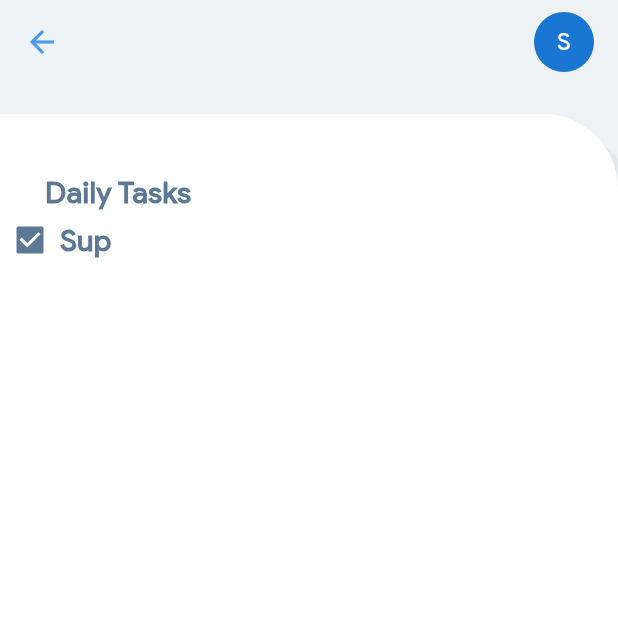
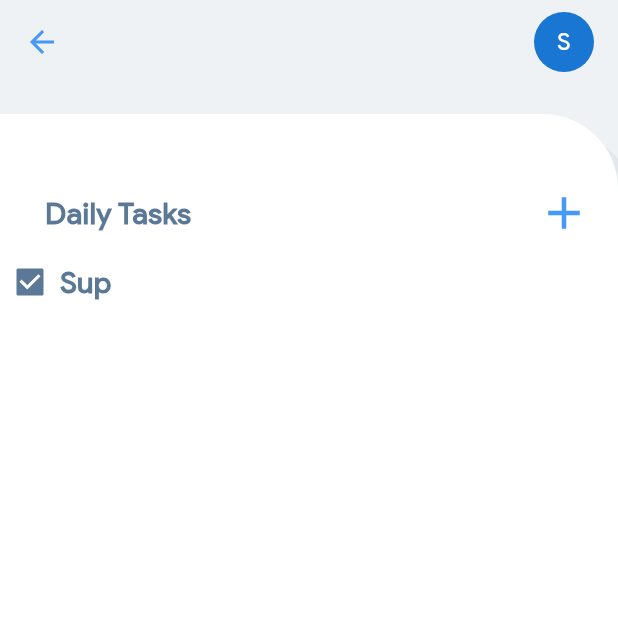
Before and after one commit to fluttertraining/todo, a Flutter app: the screen it shows after launch, after a tap on "Daily Tasks", on a phone screen of 412 x 824 dp, the top half of it. Run offline on Flutter 3.47's test engine with Material 2 defaults, Android fonts, the phone set to English and light mode, and no system bars; statements that could not run were skipped.

Commit message:
refactor code and add accent color

```diff
--- a/lib/main.dart
+++ b/lib/main.dart
@@ -39,8 +39,8 @@ class _MyHomePageState extends State<MyHomePage> {
   int start;
 
   final List<MyListItem> listItems = [
-    MyListItem(Colors.white, "Daily Tasks"),
-    MyListItem(deepBlue, "Tuesday Tasks"),
+    MyListItem(Colors.white, deepBlue, "Daily Tasks"),
+    MyListItem(deepBlue, Colors.white, "Tuesday Tasks"),
   ];
 
   initState() {
@@ -166,7 +166,9 @@ class _MyHomePageState extends State<MyHomePage> {
                   onTap: this.startTimer,
                   child: CustomPaint(
                     painter: ClockPainter(
-                        percentage: percentage, timeRemaining: timerString()),
+                      percentage: percentage,
+                      timeRemaining: timerString(),
+                    ),
                   ),
                 ),
               ),
@@ -188,6 +190,7 @@ class _MyHomePageState extends State<MyHomePage> {
                           context: context,
                           color: listItems[ndx].color,
                           title: listItems[ndx].text,
+                          accentColor: listItems[ndx].accentColor,
                           tag: 'TaskList$ndx',
                         ),
                   ),
@@ -202,18 +205,20 @@ class _MyHomePageState extends State<MyHomePage> {
 }
 
 class _TaskListCard extends StatelessWidget {
+  final BuildContext context;
+  final Color color;
+  final String title;
+  final String tag;
+  final Color accentColor;
+
   const _TaskListCard({
     Key key,
     @required this.context,
     @required this.color,
     @required this.title,
     @required this.tag,
+    @required this.accentColor,
   }) : super(key: key);
-
-  final BuildContext context;
-  final Color color;
-  final String title;
-  final String tag;
 
   void navigateToToScreen(TextStyle titleStyle) {
     Navigator.of(context).push(
@@ -223,6 +228,7 @@ class _TaskListCard extends StatelessWidget {
               textStyle: titleStyle,
               color: color,
               tag: tag,
+              accentColor: color == Colors.white ? deepBlue : Colors.white,
             ),
       ),
     );
@@ -252,27 +258,30 @@ class _TaskListCard extends StatelessWidget {
       onTap: () => navigateToToScreen(titleStyle),
       child: Hero(
         tag: tag,
-        child: Container(
-          width: 220.0,
-          margin: EdgeInsets.only(right: 22.5, bottom: 10),
-          decoration: BoxDecoration(
-            borderRadius: BorderRadius.circular(16),
-            color: color,
-            boxShadow: [
-              BoxShadow(
-                color: const Color.fromRGBO(225, 232, 238, 1),
-                offset: Offset(12, 12),
-              ),
-            ],
-          ),
+        child: _buildCardContainer(
           child: Padding(
-            padding: EdgeInsets.only(top: 35.0),
+            padding: EdgeInsets.only(top: 20.0),
             child: Column(
               crossAxisAlignment: CrossAxisAlignment.start,
               children: <Widget>[
                 Padding(
                   padding: EdgeInsets.only(left: 15),
-                  child: Text(title, style: titleStyle),
+                  child: Row(
+                    mainAxisAlignment: MainAxisAlignment.spaceBetween,
+                    children: <Widget>[
+                      Text(title, style: titleStyle),
+                      Material(
+                        elevation: 0,
+                        color: color,
+                        child: IconButton(
+                          icon: Icon(Icons.add),
+                          onPressed: () {},
+                          iconSize: 26,
+                          color: accentColor,
+                        ),
+                      )
+                    ],
+                  ),
                 ),
                 Padding(
                   padding: EdgeInsets.only(left: 10),
@@ -300,6 +309,24 @@ class _TaskListCard extends StatelessWidget {
           ),
         ),
       ),
+    );
+  }
+
+  Container _buildCardContainer({@required Widget child}) {
+    return Container(
+      width: 220.0,
+      margin: EdgeInsets.only(right: 22.5, bottom: 10),
+      decoration: BoxDecoration(
+        borderRadius: BorderRadius.circular(16),
+        color: color,
+        boxShadow: [
+          BoxShadow(
+            color: const Color.fromRGBO(225, 232, 238, 1),
+            offset: Offset(12, 12),
+          ),
+        ],
+      ),
+      child: child,
     );
   }
 }
--- a/lib/src/list_item.dart
+++ b/lib/src/list_item.dart
@@ -2,7 +2,8 @@ import 'package:flutter/material.dart';
 
 class MyListItem {
   Color color;
+  Color accentColor;
   String text;
 
-  MyListItem(this.color, this.text);
+  MyListItem(this.color, this.accentColor, this.text);
 }
--- a/lib/src/task_list_screen.dart
+++ b/lib/src/task_list_screen.dart
@@ -4,6 +4,7 @@ class TaskListScreen extends StatelessWidget {
   final String title;
   final TextStyle textStyle;
   final Color color;
+  final Color accentColor;
   final String tag;
 
   TaskListScreen({
@@ -12,6 +13,7 @@ class TaskListScreen extends StatelessWidget {
     @required this.textStyle,
     @required this.color,
     @required this.tag,
+    @required this.accentColor,
   }) : super(key: key);
 
   @override
@@ -31,7 +33,6 @@ class TaskListScreen extends StatelessWidget {
       body: Hero(
         tag: tag,
         child: Container(
-          width: MediaQuery.of(context).size.width,
           margin: EdgeInsets.only(top: 20),
           decoration: BoxDecoration(
             borderRadius: BorderRadius.only(topRight: Radius.circular(50)),
@@ -50,7 +51,22 @@ class TaskListScreen extends StatelessWidget {
               children: <Widget>[
                 Padding(
                   padding: EdgeInsets.only(left: 30.0),
-                  child: Text(title, style: textStyle),
+                  child: Row(
+                    mainAxisAlignment: MainAxisAlignment.spaceBetween,
+                    children: <Widget>[
+                      Text(title, style: textStyle),
+                      Material(
+                        elevation: 0,
+                        color: color,
+                        child: IconButton(
+                          icon: Icon(Icons.add),
+                          onPressed: () {},
+                          iconSize: 36,
+                          color: accentColor,
+                        ),
+                      )
+                    ],
+                  ),
                 ),
                 Row(
                   children: <Widget>[
```
